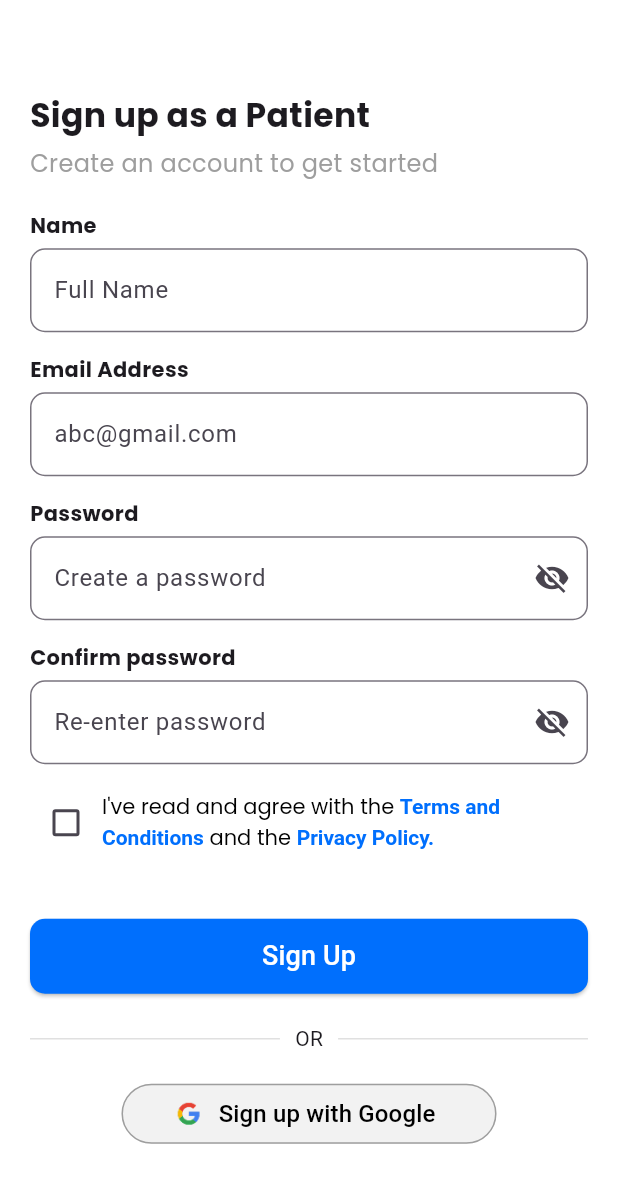
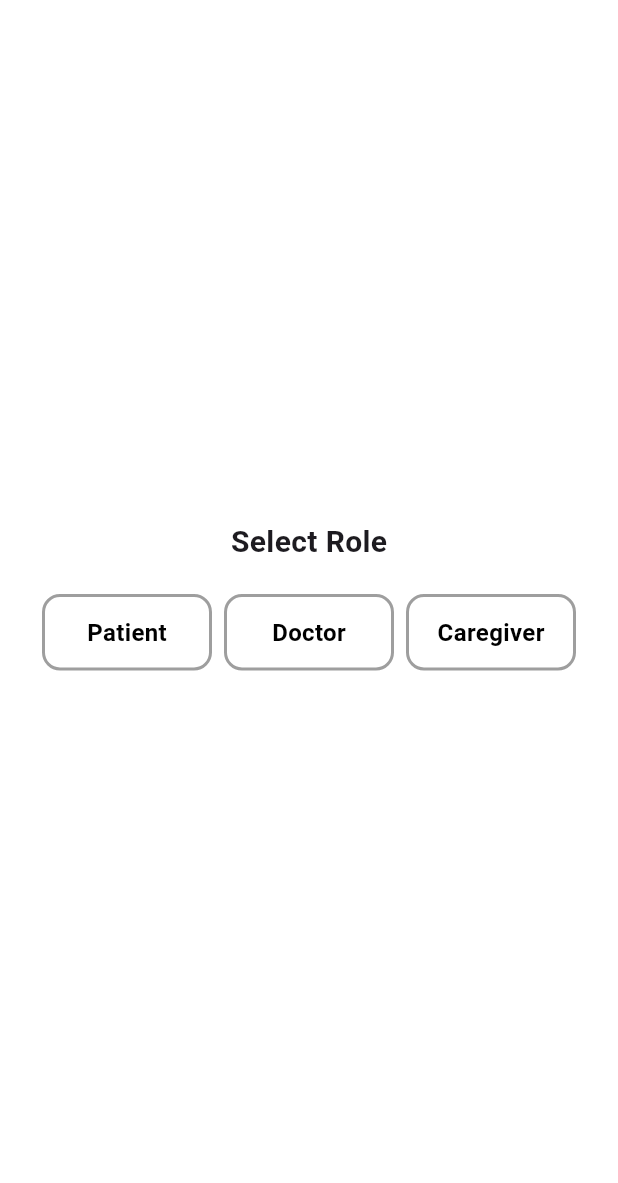
Before and after one commit to Arpit-Raj1/HealthCare-App, a Flutter app: the screen it shows after launch, after a tap on "Sign Up", on a phone screen of 412 x 824 dp. Shown: the top 1183 px of the screen. Run offline on Flutter 3.47's test engine with Material 3 defaults, Android fonts, the light colour scheme and no system bars; our stand-ins replace google_fonts.

Commit message:
feat: Signup Options Page and Components

```diff
--- /dev/null
+++ b/swastify/lib/components/app_password_field.dart
@@ -0,0 +1,35 @@
+import 'package:flutter/material.dart';
+
+class AppPasswordField extends StatefulWidget {
+  final String hint;
+
+  const AppPasswordField({super.key, required this.hint});
+
+  @override
+  State<AppPasswordField> createState() => _AppPasswordFieldState();
+}
+
+class _AppPasswordFieldState extends State<AppPasswordField> {
+  bool _isPasswordVisible = false;
+
+  @override
+  Widget build(BuildContext context) {
+    return TextField(
+      obscureText: !_isPasswordVisible,
+      decoration: InputDecoration(
+        labelText: widget.hint,
+        border: OutlineInputBorder(borderRadius: BorderRadius.circular(10)),
+        suffixIcon: IconButton(
+          icon: Icon(
+            _isPasswordVisible ? Icons.visibility : Icons.visibility_off,
+          ),
+          onPressed: () {
+            setState(() {
+              _isPasswordVisible = !_isPasswordVisible;
+            });
+          },
+        ),
+      ),
+    );
+  }
+}
--- /dev/null
+++ b/swastify/lib/components/app_text_field.dart
@@ -0,0 +1,16 @@
+import 'package:flutter/material.dart';
+
+class AppTextField extends StatelessWidget {
+  final String hint;
+  const AppTextField({super.key, required this.hint});
+
+  @override
+  Widget build(BuildContext context) {
+    return TextField(
+      decoration: InputDecoration(
+        labelText: hint,
+        border: OutlineInputBorder(borderRadius: BorderRadius.circular(10)),
+      ),
+    );
+  }
+}
--- a/swastify/lib/config/app_routes.dart
+++ b/swastify/lib/config/app_routes.dart
@@ -1,5 +1,5 @@
-import 'package:swastify/components/login_page.dart';
-import 'package:swastify/components/patient_signup_page.dart';
+import 'package:swastify/pages/login_page.dart';
+import 'package:swastify/pages/patient_signup_page.dart';
 
 class AppRoutes {
   static final pages = {
--- a/swastify/lib/main.dart
+++ b/swastify/lib/main.dart
@@ -6,12 +6,12 @@ void main() {
 }
 
 class MyApp extends StatelessWidget {
+  const MyApp({super.key});
+
   @override
   Widget build(BuildContext context) {
     return MaterialApp(
-      theme: ThemeData(
-        scaffoldBackgroundColor: Colors.white,
-      ),
+      theme: ThemeData(scaffoldBackgroundColor: Colors.white),
       initialRoute: AppRoutes.login,
       routes: AppRoutes.pages,
     );
--- a/swastify/lib/components/login_page.dart
+++ b/swastify/lib/pages/login_page.dart
@@ -1,6 +1,9 @@
 import 'package:flutter/material.dart';
 import 'package:google_fonts/google_fonts.dart';
-import 'package:swastify/components/patient_signup_page.dart';
+import 'package:swastify/components/app_password_field.dart';
+import 'package:swastify/components/app_text_field.dart';
+import 'package:swastify/pages/patient_signup_page.dart';
+import 'package:swastify/pages/signup_options.dart';
 
 class LoginPage extends StatefulWidget {
   const LoginPage({super.key});
@@ -10,8 +13,6 @@ class LoginPage extends StatefulWidget {
 }
 
 class _LoginPageState extends State<LoginPage> {
-  bool _isPasswordVisible = false;
-
   @override
   Widget build(BuildContext context) {
     return Scaffold(
@@ -44,38 +45,12 @@ class _LoginPageState extends State<LoginPage> {
                     ),
                   ),
                   const SizedBox(height: 20),
-                  // Email Field
-                  TextField(
-                    decoration: InputDecoration(
-                      labelText: "Email Address",
-                      border: OutlineInputBorder(
-                        borderRadius: BorderRadius.circular(10),
-                      ),
-                    ),
-                  ),
+
+                  AppTextField(hint: 'Email'),
+
                   const SizedBox(height: 15),
                   // Password Field
-                  TextField(
-                    obscureText: !_isPasswordVisible,
-                    decoration: InputDecoration(
-                      labelText: "Create a password",
-                      border: OutlineInputBorder(
-                        borderRadius: BorderRadius.circular(10),
-                      ),
-                      suffixIcon: IconButton(
-                        icon: Icon(
-                          _isPasswordVisible
-                              ? Icons.visibility
-                              : Icons.visibility_off,
-                        ),
-                        onPressed: () {
-                          setState(() {
-                            _isPasswordVisible = !_isPasswordVisible;
-                          });
-                        },
-                      ),
-                    ),
-                  ),
+                  AppPasswordField(hint: 'Password'),
                   const SizedBox(height: 5),
                   // Forgot Password
                   Align(
@@ -114,7 +89,7 @@ class _LoginPageState extends State<LoginPage> {
                         onPressed: () {
                           Navigator.of(context).push(
                             MaterialPageRoute(
-                              builder: (context) => PatientSignupPage(),
+                              builder: (context) => SignupOptions(),
                             ),
                           );
                         },
--- a/swastify/lib/components/patient_signup_page.dart
+++ b/swastify/lib/pages/patient_signup_page.dart
@@ -1,5 +1,7 @@
 import 'package:flutter/material.dart';
 import 'package:google_fonts/google_fonts.dart';
+import 'package:swastify/components/app_password_field.dart';
+import 'package:swastify/components/app_text_field.dart';
 
 class PatientSignupPage extends StatefulWidget {
   const PatientSignupPage({super.key});
@@ -43,92 +45,18 @@ class _SignUpPageState extends State<PatientSignupPage> {
                     ),
                     const SizedBox(height: 20),
                     // Name Field
-                    Text(
-                      "Name",
-                      style: GoogleFonts.poppins(fontWeight: FontWeight.bold),
-                    ),
-                    const SizedBox(height: 5),
-                    TextField(
-                      decoration: InputDecoration(
-                        hintText: "Full Name",
-                        border: OutlineInputBorder(
-                          borderRadius: BorderRadius.circular(10),
-                        ),
-                      ),
-                    ),
+                    AppTextField(hint: 'Name'),
+
                     const SizedBox(height: 15),
-                    // Email Field
-                    Text(
-                      "Email Address",
-                      style: GoogleFonts.poppins(fontWeight: FontWeight.bold),
-                    ),
-                    const SizedBox(height: 5),
-                    TextField(
-                      keyboardType: TextInputType.emailAddress,
-                      decoration: InputDecoration(
-                        hintText: "abc@gmail.com",
-                        border: OutlineInputBorder(
-                          borderRadius: BorderRadius.circular(10),
-                        ),
-                      ),
-                    ),
+
+                    AppTextField(hint: 'Email Address'),
                     const SizedBox(height: 15),
                     // Password Field
-                    Text(
-                      "Password",
-                      style: GoogleFonts.poppins(fontWeight: FontWeight.bold),
-                    ),
-                    const SizedBox(height: 5),
-                    TextField(
-                      obscureText: !_isPasswordVisible,
-                      decoration: InputDecoration(
-                        hintText: "Create a password",
-                        border: OutlineInputBorder(
-                          borderRadius: BorderRadius.circular(10),
-                        ),
-                        suffixIcon: IconButton(
-                          icon: Icon(
-                            _isPasswordVisible
-                                ? Icons.visibility
-                                : Icons.visibility_off,
-                          ),
-                          onPressed: () {
-                            setState(() {
-                              _isPasswordVisible = !_isPasswordVisible;
-                            });
-                          },
-                        ),
-                      ),
-                    ),
+                    AppPasswordField(hint: 'Create a password'),
                     const SizedBox(height: 15),
                     // Confirm Password Field
-                    Text(
-                      "Confirm password",
-                      style: GoogleFonts.poppins(fontWeight: FontWeight.bold),
-                    ),
-                    const SizedBox(height: 5),
-                    TextField(
-                      obscureText: !_isConfirmPasswordVisible,
-                      decoration: InputDecoration(
-                        hintText: "Re-enter password",
-                        border: OutlineInputBorder(
-                          borderRadius: BorderRadius.circular(10),
-                        ),
-                        suffixIcon: IconButton(
-                          icon: Icon(
-                            _isConfirmPasswordVisible
-                                ? Icons.visibility
-                                : Icons.visibility_off,
-                          ),
-                          onPressed: () {
-                            setState(() {
-                              _isConfirmPasswordVisible =
-                                  !_isConfirmPasswordVisible;
-                            });
-                          },
-                        ),
-                      ),
-                    ),
+                    AppPasswordField(hint: 'Re-enter password'),
+
                     const SizedBox(height: 15),
                     // Terms and Conditions Checkbox
                     Row(
--- /dev/null
+++ b/swastify/lib/pages/signup_options.dart
@@ -0,0 +1,130 @@
+import 'package:flutter/material.dart';
+import 'package:swastify/styles/app_colors.dart';
+
+class SignupOptions extends StatefulWidget {
+  const SignupOptions({super.key});
+
+  @override
+  _SignupOptionsState createState() => _SignupOptionsState();
+}
+
+class _SignupOptionsState extends State<SignupOptions> {
+  String? selectedRole;
+
+  void _onRoleSelected(String role) {
+    setState(() {
+      selectedRole = role;
+    });
+  }
+
+  @override
+  Widget build(BuildContext context) {
+    return Scaffold(
+      backgroundColor: AppColors.white,
+      body: Center(
+        child: Padding(
+          padding: const EdgeInsets.all(24.0),
+          child: Column(
+            mainAxisSize: MainAxisSize.min,
+            children: [
+              const Text(
+                "Select Role",
+                style: TextStyle(fontSize: 20, fontWeight: FontWeight.bold),
+              ),
+              const SizedBox(height: 20),
+
+              // Segmented Control (Tab Buttons)
+              Row(
+                mainAxisAlignment: MainAxisAlignment.spaceBetween,
+                children: [
+                  _RoleButton(
+                    text: "Patient",
+                    isSelected: selectedRole == "Patient",
+                    onTap: () => _onRoleSelected("Patient"),
+                  ),
+                  _RoleButton(
+                    text: "Doctor",
+                    isSelected: selectedRole == "Doctor",
+                    onTap: () => _onRoleSelected("Doctor"),
+                  ),
+                  _RoleButton(
+                    text: "Caregiver",
+                    isSelected: selectedRole == "Caregiver",
+                    onTap: () => _onRoleSelected("Caregiver"),
+                  ),
+                ],
+              ),
+
+              const SizedBox(height: 30),
+
+              // "Next" Button (Only Visible When a Role is Selected)
+              if (selectedRole != null)
+                SizedBox(
+                  width: double.infinity,
+                  height: 50,
+                  child: ElevatedButton(
+                    onPressed: () {
+                      // Navigate or Perform Action
+                    },
+                    style: ElevatedButton.styleFrom(
+                      backgroundColor: AppColors.primary,
+                      shape: RoundedRectangleBorder(
+                        borderRadius: BorderRadius.circular(12),
+                      ),
+                    ),
+                    child: const Text(
+                      "Next",
+                      style: TextStyle(color: Colors.white, fontSize: 16),
+                    ),
+                  ),
+                ),
+            ],
+          ),
+        ),
+      ),
+    );
+  }
+}
+
+// Custom Role Button Widget
+class _RoleButton extends StatelessWidget {
+  final String text;
+  final bool isSelected;
+  final VoidCallback onTap;
+
+  const _RoleButton({
+    required this.text,
+    required this.isSelected,
+    required this.onTap,
+  });
+
+  @override
+  Widget build(BuildContext context) {
+    return Expanded(
+      child: GestureDetector(
+        onTap: onTap,
+        child: Container(
+          padding: const EdgeInsets.symmetric(vertical: 12),
+          margin: const EdgeInsets.symmetric(horizontal: 4),
+          decoration: BoxDecoration(
+            color: isSelected ? AppColors.primary : Colors.white,
+            borderRadius: BorderRadius.circular(12),
+            border: Border.all(
+              color: isSelected ? AppColors.primary : Colors.grey,
+              width: 2,
+            ),
+          ),
+          alignment: Alignment.center,
+          child: Text(
+            text,
+            style: TextStyle(
+              color: isSelected ? Colors.white : Colors.black,
+              fontSize: 16,
+              fontWeight: FontWeight.bold,
+            ),
+          ),
+        ),
+      ),
+    );
+  }
+}
```
